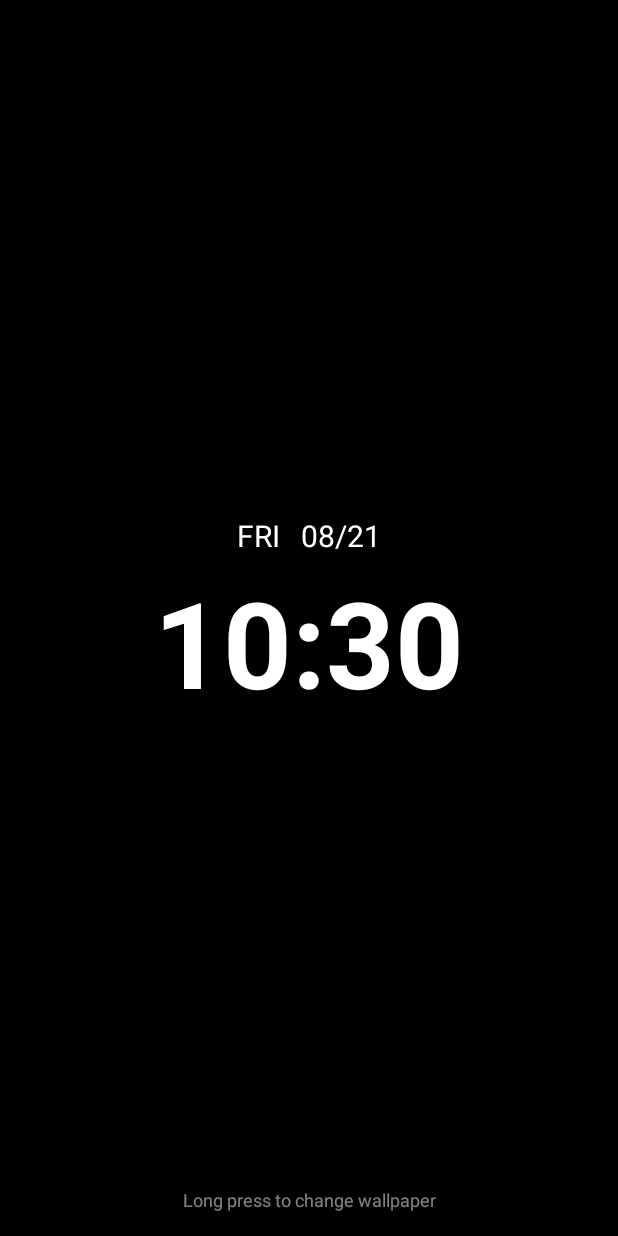
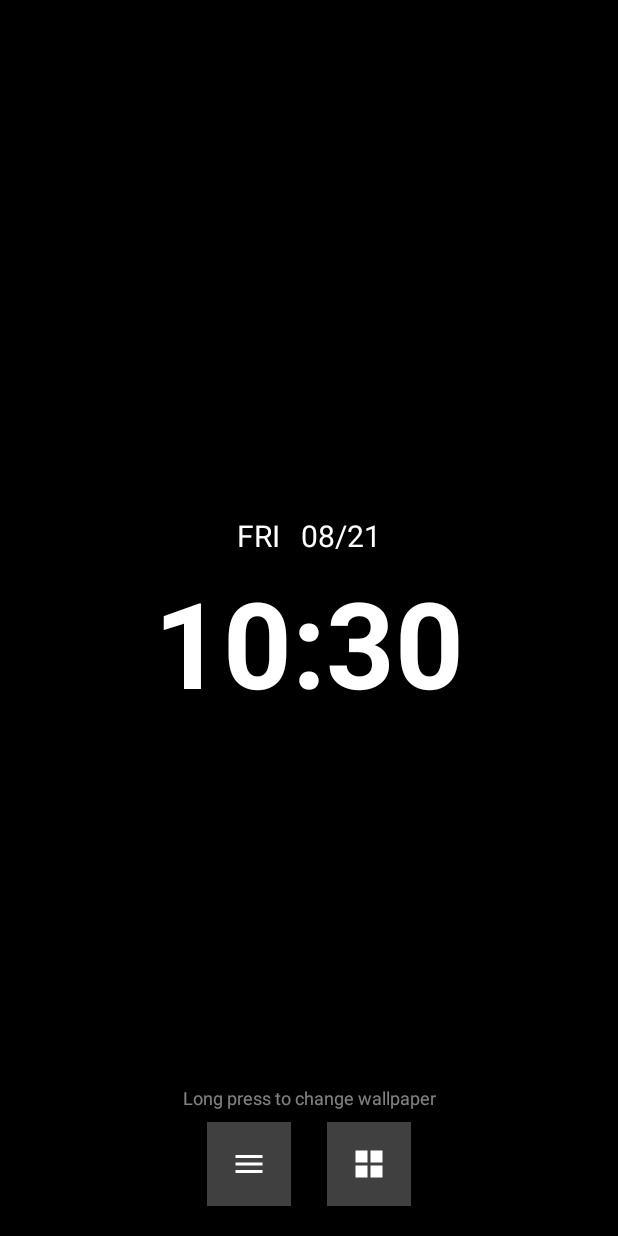
Before and after one commit to RD7890/raksha-ui, an Android app: the screen it shows after launch (MainActivity), on a phone screen of 412 x 824 dp. Run offline under Robolectric (Android 15) with nearby library versions, the light colour scheme and no system bars.

Commit message:
feat: dim overlay on drawer, bottom nav buttons, bigger icons, fix back key

```diff
--- a/app/src/main/java/com/raksha/ui/MainActivity.kt
+++ b/app/src/main/java/com/raksha/ui/MainActivity.kt
@@ -113,6 +113,8 @@ class MainActivity : AppCompatActivity() {
 
             override fun onSlide(bottomSheet: View, slideOffset: Float) {
                 binding.homeScreen.alpha = 1f - slideOffset
+                // dim overlay grows to 0.3 alpha as drawer opens
+                binding.vDimOverlay.alpha = slideOffset * 0.3f
             }
         })
 
@@ -143,6 +145,21 @@ class MainActivity : AppCompatActivity() {
         binding.homeScreen.setOnTouchListener { _, event ->
             gestureDetector.onTouchEvent(event)
             true
+        }
+
+        binding.btnAppDrawer.setOnClickListener {
+            bottomSheetBehavior.state = BottomSheetBehavior.STATE_EXPANDED
+        }
+
+        binding.btnRecents.setOnClickListener {
+            try {
+                val intent = Intent("com.android.systemui.recent_apps")
+                intent.flags = Intent.FLAG_ACTIVITY_NEW_TASK
+                startActivity(intent)
+            } catch (e: Exception) {
+                // Fallback for watches that don't support this intent
+                sendBroadcast(Intent("android.intent.action.RECENT_APPS"))
+            }
         }
     }
 
@@ -189,9 +206,9 @@ class MainActivity : AppCompatActivity() {
                 KeyEvent.KEYCODE_BACK -> {
                     if (behavior.state == BottomSheetBehavior.STATE_EXPANDED) {
                         behavior.state = BottomSheetBehavior.STATE_HIDDEN
-                        return true
                     }
-                    // Let super handle BACK on home screen to sleep device
+                    // Always consume BACK — never fall back to old launcher
+                    return true
                 }
                 KeyEvent.KEYCODE_DPAD_UP, KeyEvent.KEYCODE_VOLUME_UP -> {
                     if (behavior.state != BottomSheetBehavior.STATE_EXPANDED) {
--- /dev/null
+++ b/app/src/main/res/drawable/ic_grid.xml
@@ -0,0 +1,9 @@
+<vector xmlns:android="http://schemas.android.com/apk/res/android"
+    android:width="24dp"
+    android:height="24dp"
+    android:viewportWidth="24"
+    android:viewportHeight="24">
+    <path
+        android:fillColor="#FFFFFF"
+        android:pathData="M3,3h8v8H3zM13,3h8v8H13zM3,13h8v8H3zM13,13h8v8H13z" />
+</vector>
--- /dev/null
+++ b/app/src/main/res/drawable/ic_recents.xml
@@ -0,0 +1,9 @@
+<vector xmlns:android="http://schemas.android.com/apk/res/android"
+    android:width="24dp"
+    android:height="24dp"
+    android:viewportWidth="24"
+    android:viewportHeight="24">
+    <path
+        android:fillColor="#FFFFFF"
+        android:pathData="M3,6h18v2H3zM3,11h18v2H3zM3,16h18v2H3z" />
+</vector>
--- a/app/src/main/res/layout/activity_main.xml
+++ b/app/src/main/res/layout/activity_main.xml
@@ -11,6 +11,15 @@
         android:layout_width="match_parent"
         android:layout_height="match_parent"
         android:scaleType="centerCrop" />
+
+    <!-- Dim overlay shown when app drawer slides up -->
+    <View
+        android:id="@+id/vDimOverlay"
+        android:layout_width="match_parent"
+        android:layout_height="match_parent"
+        android:background="#000000"
+        android:alpha="0"
+        android:clickable="false" />
 
     <androidx.constraintlayout.widget.ConstraintLayout
         android:id="@+id/homeScreen"
@@ -62,10 +71,43 @@
             android:text="Long press to change wallpaper"
             android:textColor="#80FFFFFF"
             android:textSize="12sp"
+            app:layout_constraintBottom_toTopOf="@id/llBottomNav"
+            app:layout_constraintStart_toStartOf="parent"
+            app:layout_constraintEnd_toEndOf="parent"
+            android:layout_marginBottom="8dp"/>
+
+        <!-- Bottom nav: Recents + App Drawer -->
+        <LinearLayout
+            android:id="@+id/llBottomNav"
+            android:layout_width="wrap_content"
+            android:layout_height="wrap_content"
+            android:orientation="horizontal"
+            android:gravity="center"
+            android:layout_marginBottom="20dp"
             app:layout_constraintBottom_toBottomOf="parent"
             app:layout_constraintStart_toStartOf="parent"
-            app:layout_constraintEnd_toEndOf="parent"
-            android:layout_marginBottom="16dp"/>
+            app:layout_constraintEnd_toEndOf="parent">
+
+            <ImageButton
+                android:id="@+id/btnRecents"
+                android:layout_width="56dp"
+                android:layout_height="56dp"
+                android:layout_marginEnd="24dp"
+                android:background="#40FFFFFF"
+                android:padding="14dp"
+                android:src="@drawable/ic_recents"
+                android:contentDescription="Recent Apps" />
+
+            <ImageButton
+                android:id="@+id/btnAppDrawer"
+                android:layout_width="56dp"
+                android:layout_height="56dp"
+                android:background="#40FFFFFF"
+                android:padding="14dp"
+                android:src="@drawable/ic_grid"
+                android:contentDescription="App Drawer" />
+
+        </LinearLayout>
 
     </androidx.constraintlayout.widget.ConstraintLayout>
 
--- a/app/src/main/res/layout/item_app.xml
+++ b/app/src/main/res/layout/item_app.xml
@@ -9,8 +9,8 @@
 
     <ImageView
         android:id="@+id/ivIcon"
-        android:layout_width="48dp"
-        android:layout_height="48dp" />
+        android:layout_width="72dp"
+        android:layout_height="72dp" />
 
     <TextView
         android:id="@+id/tvName"
```
